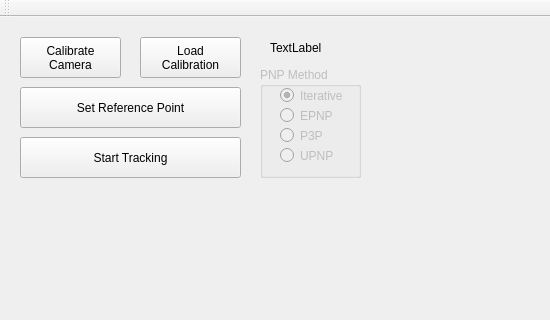
This is 4000_Visualization/4100_Benchmark_Visualization/Camera_Tracking/RigidTrack/RigidTrack/RigidTrack.ui in LordTofu/RigidTrack as Qt 5 draws it before an edit; both pictures show x 0 to 550 and y 0 to 320 of the 830 by 908 pixel window. The edited form follows.
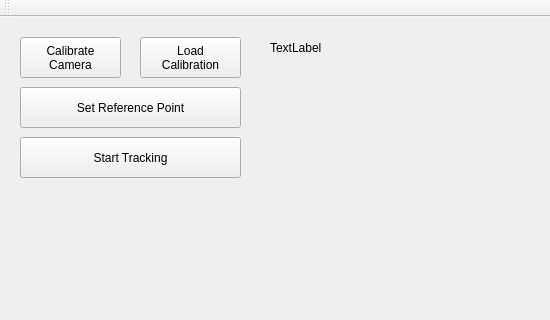
This is the edited form.

What changed in the file:
```diff
--- a/4000_Visualization/4100_Benchmark_Visualization/Camera_Tracking/RigidTrack/RigidTrack/RigidTrack.ui
+++ b/4000_Visualization/4100_Benchmark_Visualization/Camera_Tracking/RigidTrack/RigidTrack/RigidTrack.ui
@@ -110,77 +110,6 @@
      <enum>Qt::ScrollBarAlwaysOn</enum>
     </property>
    </widget>
-   <widget class="QGroupBox" name="groupBox">
-    <property name="enabled">
-     <bool>false</bool>
-    </property>
-    <property name="geometry">
-     <rect>
-      <x>260</x>
-      <y>50</y>
-      <width>101</width>
-      <height>111</height>
-     </rect>
-    </property>
-    <property name="title">
-     <string>PNP Method</string>
-    </property>
-    <widget class="QRadioButton" name="rbMethod4">
-     <property name="geometry">
-      <rect>
-       <x>20</x>
-       <y>80</y>
-       <width>82</width>
-       <height>17</height>
-      </rect>
-     </property>
-     <property name="text">
-      <string>UPNP</string>
-     </property>
-    </widget>
-    <widget class="QRadioButton" name="rbMethod1">
-     <property name="geometry">
-      <rect>
-       <x>20</x>
-       <y>20</y>
-       <width>82</width>
-       <height>17</height>
-      </rect>
-     </property>
-     <property name="text">
-      <string>Iterative</string>
-     </property>
-     <property name="checked">
-      <bool>true</bool>
-     </property>
-    </widget>
-    <widget class="QRadioButton" name="rbMethod2">
-     <property name="geometry">
-      <rect>
-       <x>20</x>
-       <y>40</y>
-       <width>82</width>
-       <height>17</height>
-      </rect>
-     </property>
-     <property name="text">
-      <string>EPNP</string>
-     </property>
-    </widget>
-    <widget class="QRadioButton" name="rbMethod3">
-     <property name="geometry">
-      <rect>
-       <x>20</x>
-       <y>60</y>
-       <width>82</width>
-       <height>17</height>
-      </rect>
-     </property>
-     <property name="text">
-      <string>P3P</string>
-     </property>
-    </widget>
-   </widget>
   </widget>
   <widget class="QMenuBar" name="menuBar">
    <property name="geometry">
```
